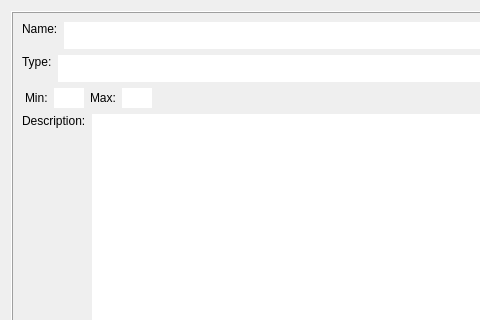
First picture: the form in src/View/infowidget.ui, repository MatteoMazzotti0/EngineChart, before the edit; both pictures show x 0 to 480 and y 0 to 320 of the 656 by 496 pixel window.
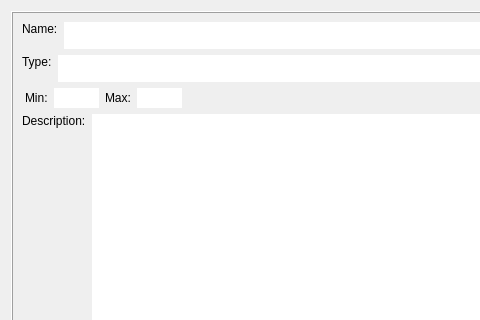
Second picture: the form after the edit.

What changed in the file:
```diff
--- a/src/View/infowidget.ui
+++ b/src/View/infowidget.ui
@@ -447,7 +447,7 @@
             <widget class="QLineEdit" name="MinDisplay">
              <property name="maximumSize">
               <size>
-               <width>30</width>
+               <width>45</width>
                <height>16777215</height>
               </size>
              </property>
@@ -474,7 +474,7 @@
             <widget class="QLineEdit" name="MaxDisplay">
              <property name="maximumSize">
               <size>
-               <width>30</width>
+               <width>45</width>
                <height>16777215</height>
               </size>
              </property>
```
Left out of the diff: 70 changed lines with no effect on the pictures.
